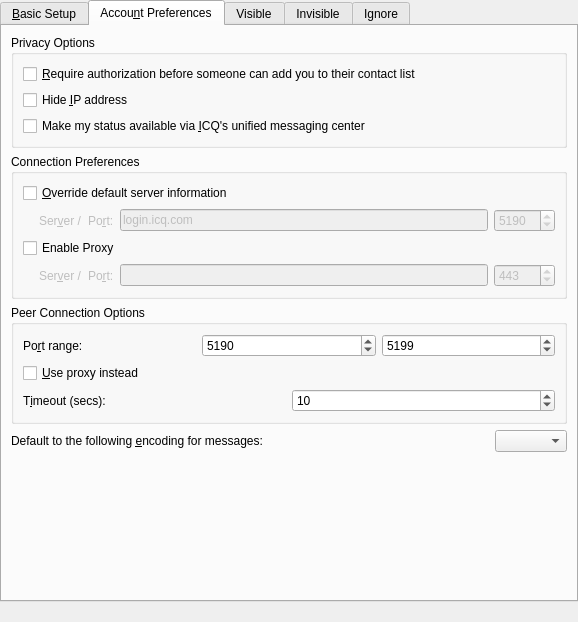
Before: the Qt Designer form protocols/oscar/icq/ui/icqeditaccountui.ui in KDE/kopete, drawn with Qt 5.
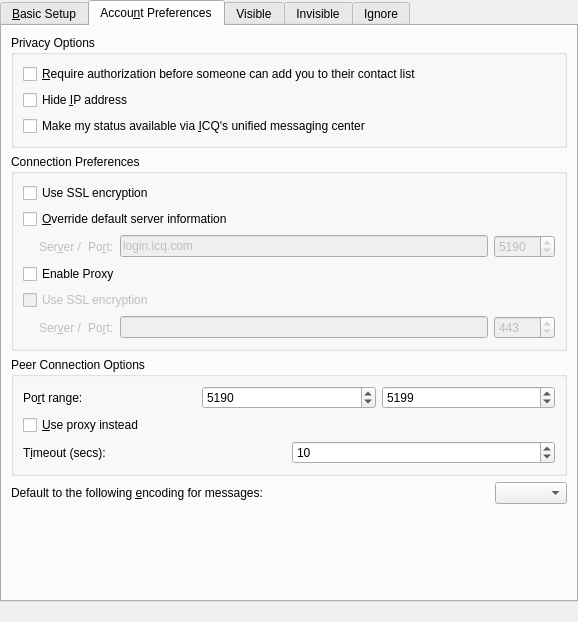
After: the same form once the commit is applied. The open tabs and pages were chosen to show the change. Custom widgets are drawn as their Qt base class.

```diff
--- a/protocols/oscar/icq/ui/icqeditaccountui.ui
+++ b/protocols/oscar/icq/ui/icqeditaccountui.ui
@@ -293,6 +293,13 @@
           <property name="margin">
            <number>9</number>
           </property>
+          <item>
+           <widget class="QCheckBox" name="edtServerEncrypted">
+            <property name="text">
+             <string>Use SSL encryption</string>
+            </property>
+           </widget>
+          </item>
           <item>
            <widget class="QCheckBox" name="optionOverrideServer">
             <property name="text">
@@ -410,6 +417,18 @@
            </widget>
           </item>
           <item>
+           <layout class="QVBoxLayout" name="verticalLayout">
+            <item>
+             <widget class="QCheckBox" name="edtProxyServerEncrypted">
+              <property name="enabled">
+               <bool>false</bool>
+              </property>
+              <property name="text">
+               <string>Use SSL encryption</string>
+              </property>
+             </widget>
+            </item>
+            <item>
            <layout class="QHBoxLayout" name="horizontalLayout">
             <property name="spacing">
              <number>6</number>
@@ -512,6 +531,8 @@
            </layout>
           </item>
          </layout>
+          </item>
+         </layout>
         </widget>
        </item>
        <item>
```
Left out of the diff: 16 changed lines with no effect on the pictures. Lines whose indentation alone changed are shown as unchanged.
